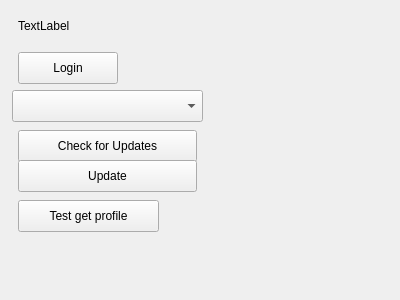
Qt form settingwindow.ui (b123400/tootrain-qt) before a commit.
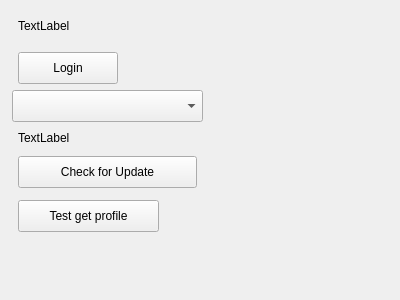
The same form after that commit.

Commit message: Proper flow for checking update

The edit to the form file:
```diff
--- a/settingwindow.ui
+++ b/settingwindow.ui
@@ -66,26 +66,26 @@
    <property name="geometry">
     <rect>
      <x>18</x>
-     <y>130</y>
+     <y>156</y>
      <width>179</width>
      <height>32</height>
     </rect>
    </property>
    <property name="text">
-    <string>Check for Updates</string>
+    <string>Check for Update</string>
    </property>
   </widget>
-  <widget class="QPushButton" name="updateButton">
+  <widget class="QLabel" name="updateStatusLabel">
    <property name="geometry">
     <rect>
      <x>18</x>
-     <y>160</y>
-     <width>179</width>
-     <height>32</height>
+     <y>130</y>
+     <width>361</width>
+     <height>16</height>
     </rect>
    </property>
    <property name="text">
-    <string>Update</string>
+    <string>TextLabel</string>
    </property>
   </widget>
  </widget>
```
Left out of the diff: 2 changed lines with no effect on the pictures. The commit also changes 2 other files.
